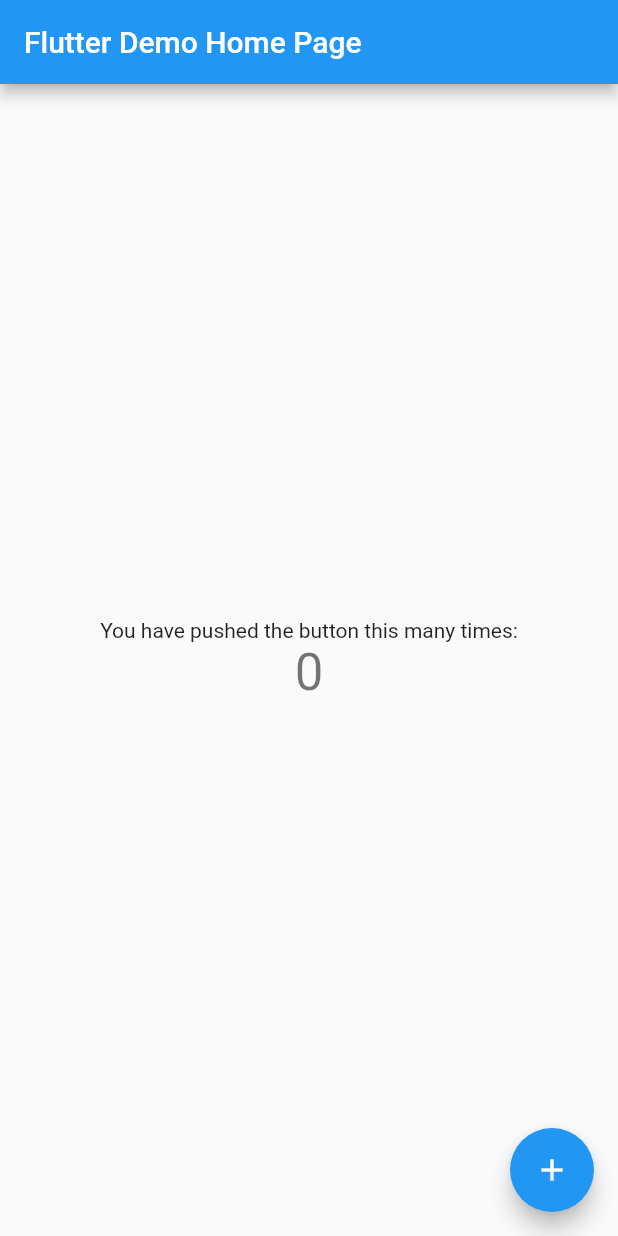
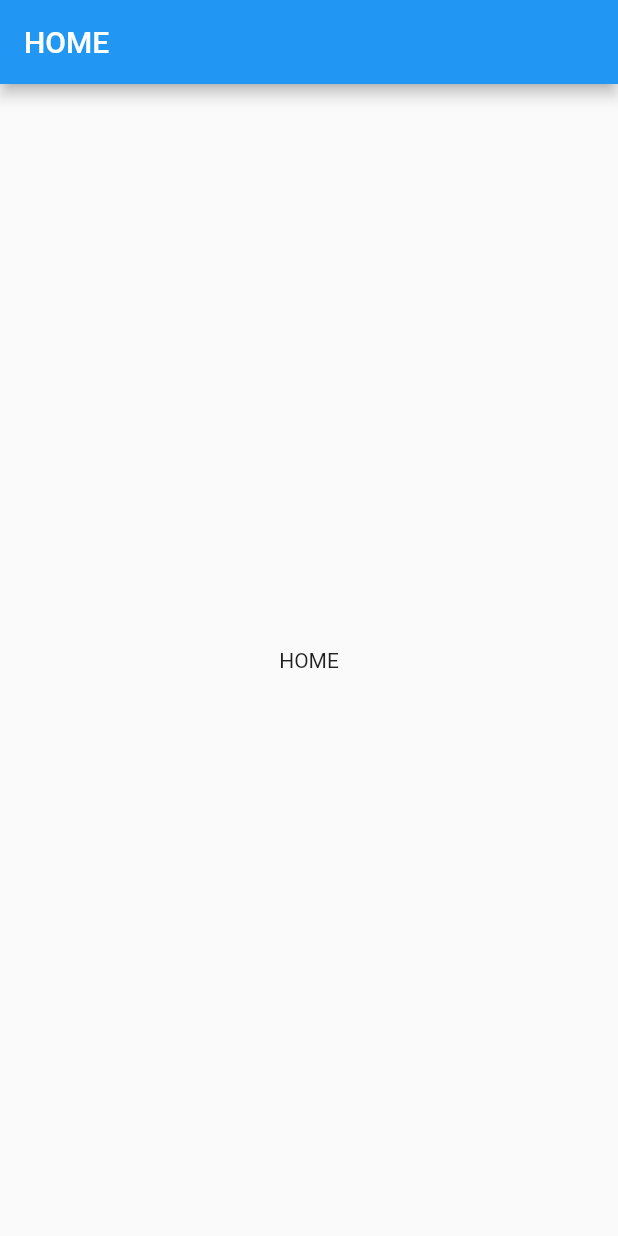
Before and after one commit to illuminataian/Createch_DPSN, a Flutter app: the screen it shows after launch, on a phone screen of 412 x 824 dp. Run offline on Flutter 3.47's test engine with Material 2 defaults, Android fonts, the phone set to English and light mode, and no system bars.

```diff
--- a/createch_dpsn/createch_dpsn/lib/main.dart
+++ b/createch_dpsn/createch_dpsn/lib/main.dart
@@ -1,113 +1,17 @@
 import 'package:flutter/material.dart';
+import 'package:createch_dpsn/services/routegenerator.dart';
 
 void main() {
+  WidgetsFlutterBinding.ensureInitialized();
   runApp(MyApp());
 }
 
 class MyApp extends StatelessWidget {
-  // This widget is the root of your application.
   @override
   Widget build(BuildContext context) {
     return MaterialApp(
-      title: 'Flutter Demo',
-      theme: ThemeData(
-        // This is the theme of your application.
-        //
-        // Try running your application with "flutter run". You'll see the
-        // application has a blue toolbar. Then, without quitting the app, try
-        // changing the primarySwatch below to Colors.green and then invoke
-        // "hot reload" (press "r" in the console where you ran "flutter run",
-        // or simply save your changes to "hot reload" in a Flutter IDE).
-        // Notice that the counter didn't reset back to zero; the application
-        // is not restarted.
-        primarySwatch: Colors.blue,
-      ),
-      home: MyHomePage(title: 'Flutter Demo Home Page'),
+      initialRoute: '/',
+      onGenerateRoute: RouteGenerator.generateRoute,
     );
   }
 }
-
-class MyHomePage extends StatefulWidget {
-  MyHomePage({Key? key, required this.title}) : super(key: key);
-
-  // This widget is the home page of your application. It is stateful, meaning
-  // that it has a State object (defined below) that contains fields that affect
-  // how it looks.
-
-  // This class is the configuration for the state. It holds the values (in this
-  // case the title) provided by the parent (in this case the App widget) and
-  // used by the build method of the State. Fields in a Widget subclass are
-  // always marked "final".
-
-  final String title;
-
-  @override
-  _MyHomePageState createState() => _MyHomePageState();
-}
-
-class _MyHomePageState extends State<MyHomePage> {
-  int _counter = 0;
-
-  void _incrementCounter() {
-    setState(() {
-      // This call to setState tells the Flutter framework that something has
-      // changed in this State, which causes it to rerun the build method below
-      // so that the display can reflect the updated values. If we changed
-      // _counter without calling setState(), then the build method would not be
-      // called again, and so nothing would appear to happen.
-      _counter++;
-    });
-  }
-
-  @override
-  Widget build(BuildContext context) {
-    // This method is rerun every time setState is called, for instance as done
-    // by the _incrementCounter method above.
-    //
-    // The Flutter framework has been optimized to make rerunning build methods
-    // fast, so that you can just rebuild anything that needs updating rather
-    // than having to individually change instances of widgets.
-    return Scaffold(
-      appBar: AppBar(
-        // Here we take the value from the MyHomePage object that was created by
-        // the App.build method, and use it to set our appbar title.
-        title: Text(widget.title),
-      ),
-      body: Center(
-        // Center is a layout widget. It takes a single child and positions it
-        // in the middle of the parent.
-        child: Column(
-          // Column is also a layout widget. It takes a list of children and
-          // arranges them vertically. By default, it sizes itself to fit its
-          // children horizontally, and tries to be as tall as its parent.
-          //
-          // Invoke "debug painting" (press "p" in the console, choose the
-          // "Toggle Debug Paint" action from the Flutter Inspector in Android
-          // Studio, or the "Toggle Debug Paint" command in Visual Studio Code)
-          // to see the wireframe for each widget.
-          //
-          // Column has various properties to control how it sizes itself and
-          // how it positions its children. Here we use mainAxisAlignment to
-          // center the children vertically; the main axis here is the vertical
-          // axis because Columns are vertical (the cross axis would be
-          // horizontal).
-          mainAxisAlignment: MainAxisAlignment.center,
-          children: <Widget>[
-            Text(
-              'You have pushed the button this many times:',
-            ),
-            Text(
-              '$_counter',
-              style: Theme.of(context).textTheme.headline4,
-            ),
-          ],
-        ),
-      ),
-      floatingActionButton: FloatingActionButton(
-        onPressed: _incrementCounter,
-        tooltip: 'Increment',
-        child: Icon(Icons.add),
-      ), // This trailing comma makes auto-formatting nicer for build methods.
-    );
-  }
-}
--- a/createch_dpsn/createch_dpsn/lib/screens/home.dart
+++ b/createch_dpsn/createch_dpsn/lib/screens/home.dart
@@ -0,0 +1,19 @@
+import 'package:flutter/material.dart';
+
+class HomePage extends StatelessWidget {
+  const HomePage({Key key}) : super(key: key);
+
+  @override
+  Widget build(BuildContext context) {
+    return Scaffold(
+      appBar: AppBar(
+        title: Text("HOME"),
+      ),
+      body: Container(
+        child: Center(
+          child: Text("HOME"),
+        ),
+      ),
+    );
+  }
+}
--- a/createch_dpsn/createch_dpsn/lib/services/routegenerator.dart
+++ b/createch_dpsn/createch_dpsn/lib/services/routegenerator.dart
@@ -3,14 +3,11 @@ import 'package:createch_dpsn/screens/home.dart';
 
 class RouteGenerator {
   static Route<dynamic> generateRoute(RouteSettings settings) {
-    // Getting arguments passed in while calling Navigator.pushNamed
-    final args = settings.arguments;
-
     switch (settings.name) {
       case '/':
         return MaterialPageRoute(builder: (_) => HomePage());
       default:
-        // If there is no such named route in the switch statement, e.g. /third
+        // If there is no such named route in the switch statement, e.g. /loltherenoroute_haha
         return _errorRoute();
     }
   }
```
